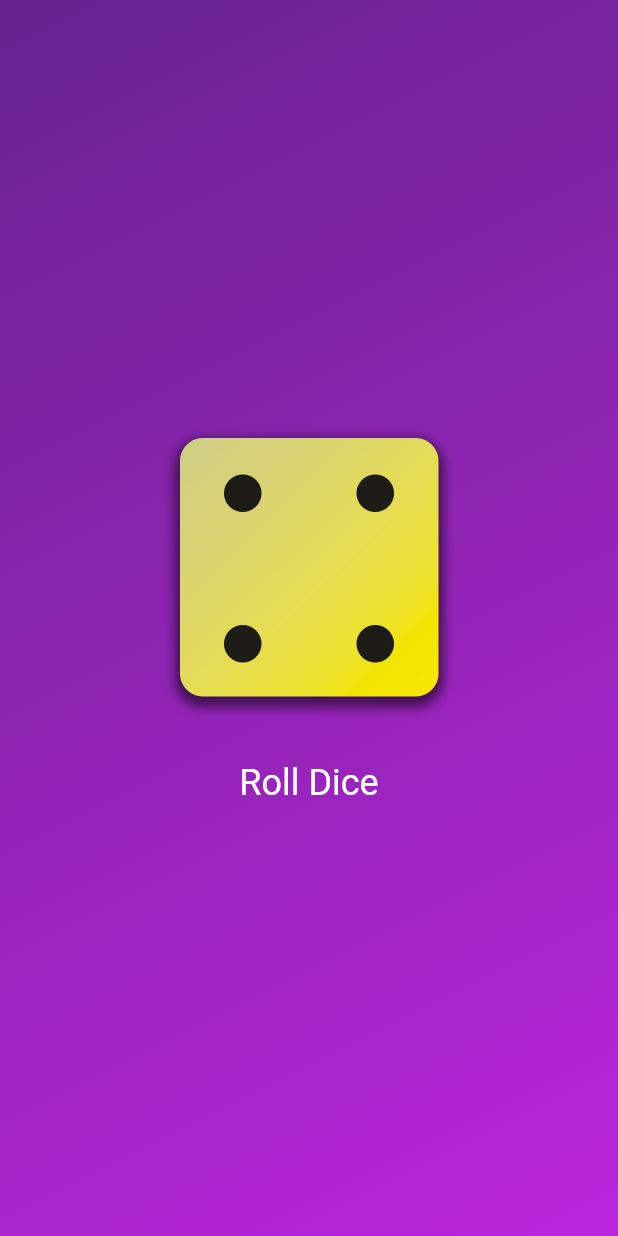
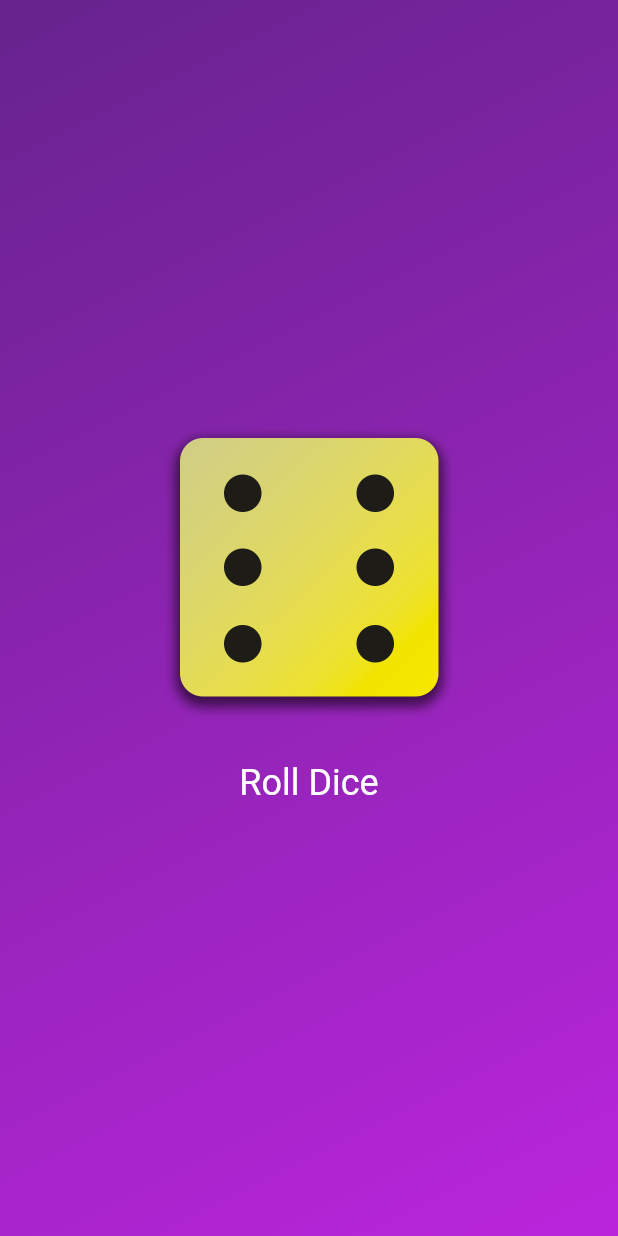
Before and after one commit to PrinceKae/dice, a Flutter app: the screen it shows after launch, after a tap on "Roll Dice", on a phone screen of 412 x 824 dp. Run offline on Flutter 3.47's test engine with Material 2 defaults, Android fonts, the phone set to English and light mode, and no system bars.

Commit message:
5th Commit

```diff
--- /dev/null
+++ b/lib/dice_roller.dart
@@ -0,0 +1,43 @@
+import 'package:flutter/material.dart';
+
+class DiceRoller extends StatefulWidget {
+  const DiceRoller({super.key});
+
+  @override
+  State<DiceRoller> createState() => _DiceRollerState();
+}
+
+class _DiceRollerState extends State<DiceRoller> {
+  var activeDiceImage = 'assets/images/dice-4.png';
+
+  void rollDice (){
+    setState(() {
+      activeDiceImage = 'assets/images/dice-6.png';
+
+    });
+
+  }
+  @override
+  Widget build(BuildContext context) {
+    return  Column(
+      mainAxisSize:MainAxisSize.min ,
+      children: [
+        Image.asset(
+          activeDiceImage,
+          width: 200,
+        ),
+        const SizedBox(
+          height: 20,
+        ),
+        TextButton(
+            onPressed: rollDice,
+            style: TextButton.styleFrom(
+                foregroundColor: Colors.white,
+                textStyle: const TextStyle(
+                  fontSize: 24,
+                )),
+            child: const Text('Roll Dice'))
+      ],
+    );
+  }
+}
--- a/lib/gradient_container.dart
+++ b/lib/gradient_container.dart
@@ -1,58 +1,28 @@
+import 'package:floppy/dice_roller.dart';
 import 'package:flutter/material.dart';
 
 const startAlignment =  Alignment.topLeft;
 const endAlignment =   Alignment.bottomRight;
 
 
- class GradientContainer extends StatefulWidget {
-   const GradientContainer(this.color1, this.color2,{super.key,});
+ class GradientContainer extends StatelessWidget {
+  const GradientContainer(this.color1, this.color2,{super.key,});
 
 final Color color1;
 final Color color2;
-
-  @override
-  State<GradientContainer> createState() => _GradientContainerState();
-}
-
-class _GradientContainerState extends State<GradientContainer> {
-var activeDiceImage = 'assets/images/dice-4.png';
-
-void rollDice (){
-  activeDiceImage = 'assets/images/dice-6.png';
-
-}
 
   @override
   Widget build(BuildContext context) {
     return Container(
       decoration:  BoxDecoration(
         gradient: LinearGradient(
-          colors: [widget.color1, widget.color2],
+          colors: [color1, color2],
           begin:startAlignment,
           end: endAlignment,
         ),
       ),
-      child: Center(
-        child: Column(
-          mainAxisSize:MainAxisSize.min ,
-          children: [
-            Image.asset(
-              activeDiceImage,
-              width: 200,
-            ),
-            const SizedBox(
-              height: 20,
-            ),
-            TextButton(
-                onPressed: rollDice,
-                style: TextButton.styleFrom(
-                    foregroundColor: Colors.white,
-                    textStyle: const TextStyle(
-                      fontSize: 24,
-                    )),
-                child: const Text('Roll Dice'))
-          ],
-        ),
+      child: const Center(
+        child: DiceRoller(),
       ),
     );
   }
```
